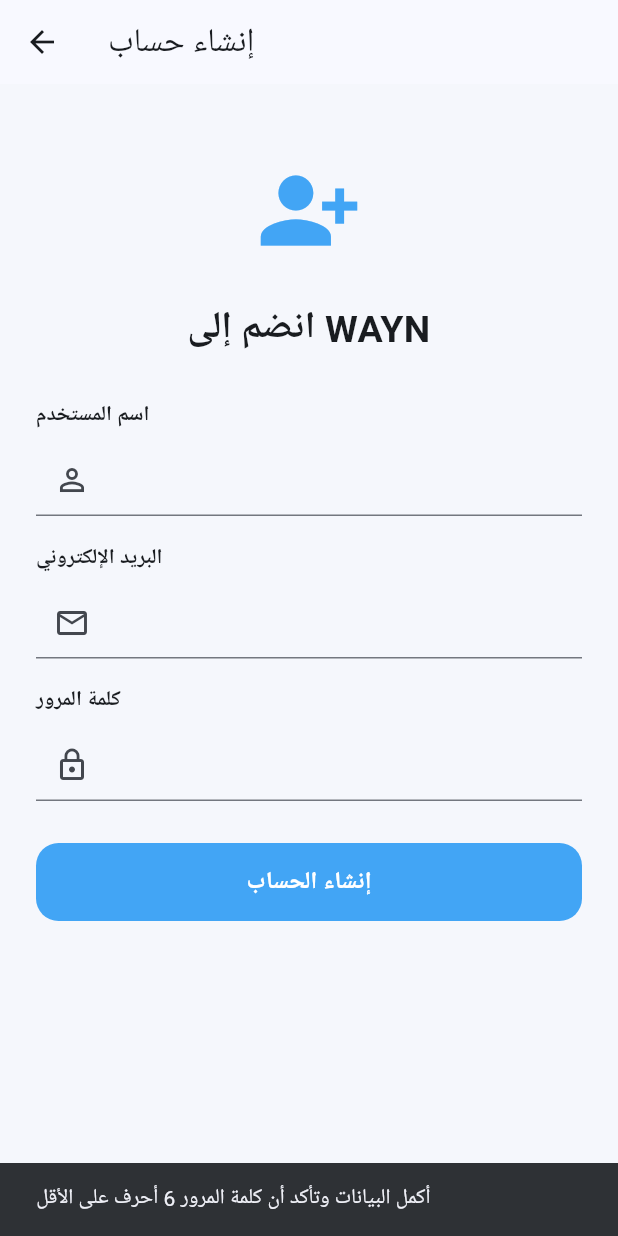
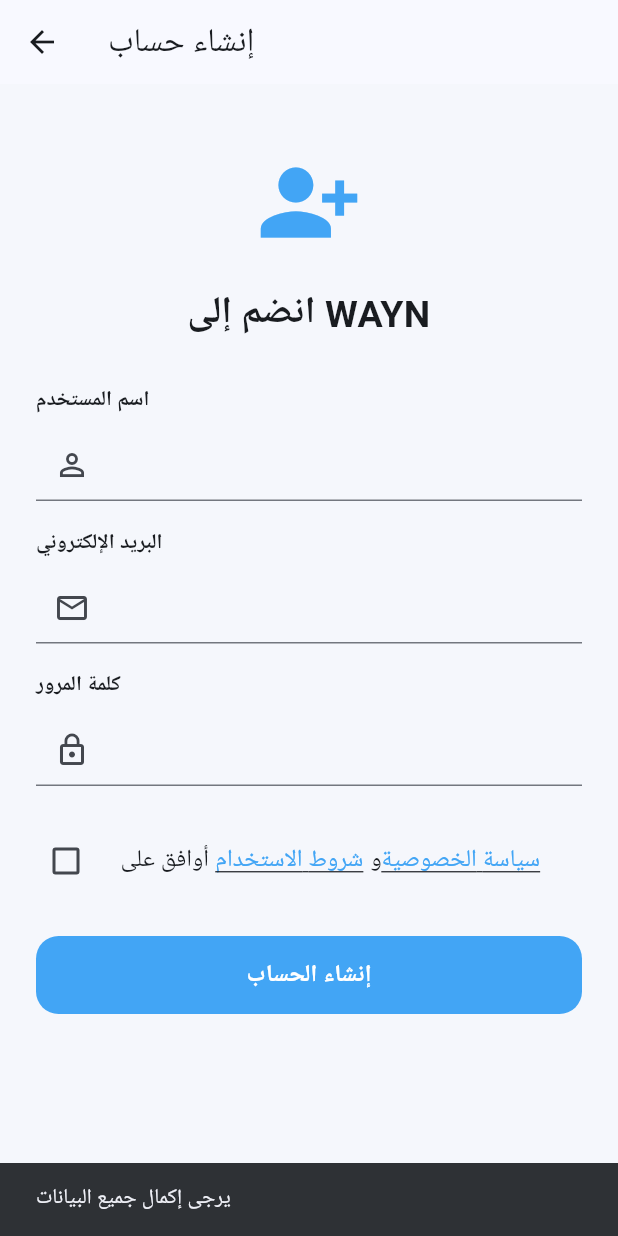
Before and after one commit to hfop19-eng/WAYN, a Flutter app: the RegisterScreen screen opened directly, after a tap on "إنشاء الحساب", on a phone screen of 412 x 824 dp. Run offline on Flutter 3.47's test engine with Material 3 defaults, Android fonts, the phone set to English and light mode, and no system bars; our stand-ins replace geolocator, shared_preferences, supabase_flutter; accounts and stored records are empty.

Commit message:
Update register_screen.dart

```diff
--- a/lib/screens/register_screen.dart
+++ b/lib/screens/register_screen.dart
@@ -16,6 +16,9 @@ class _RegisterScreenState extends State<RegisterScreen> {
   final passwordController = TextEditingController();
 
   bool loading = false;
+  bool acceptedTerms = false;
+
+  static const String termsVersion = '1.0';
 
   Future<void> register() async {
     final username = usernameController.text.trim();
@@ -23,22 +26,32 @@ class _RegisterScreenState extends State<RegisterScreen> {
     final password = passwordController.text;
 
     if (username.isEmpty || email.isEmpty || password.length < 6) {
-      showMessage('أكمل البيانات وتأكد أن كلمة المرور 6 أحرف على الأقل');
+      showMessage('يرجى إكمال جميع البيانات');
+      return;
+    }
+
+    if (!acceptedTerms) {
+      showMessage('يجب الموافقة على الشروط وسياسة الخصوصية أولاً');
       return;
     }
 
     setState(() => loading = true);
 
     try {
-      await AppServices.signUp(
+      await AppServices.supabase.auth.signUp(
         email: email,
         password: password,
-        username: username,
+        data: {
+          'username': username,
+          'accepted_terms': true,
+          'terms_version': termsVersion,
+          'accepted_at': DateTime.now().toUtc().toIso8601String(),
+        },
       );
 
       if (!mounted) return;
 
-      showMessage('تم إنشاء الحساب. تحقق من بريدك إذا طُلب منك ذلك.');
+      showMessage('تم إرسال طلب إنشاء الحساب. تحقق من بريدك إذا طُلب منك ذلك.');
       Navigator.pop(context);
     } catch (e) {
       showMessage('تعذر إنشاء الحساب. تحقق من البيانات وحاول مجدداً.');
@@ -50,6 +63,28 @@ class _RegisterScreenState extends State<RegisterScreen> {
   void showMessage(String message) {
     ScaffoldMessenger.of(context).showSnackBar(
       SnackBar(content: Text(message)),
+    );
+  }
+
+  void showDocument(String title, String content) {
+    showDialog(
+      context: context,
+      builder: (context) => AlertDialog(
+        title: Text(title),
+        content: SingleChildScrollView(
+          child: Text(
+            content,
+            textAlign: TextAlign.right,
+            style: const TextStyle(height: 1.7),
+          ),
+        ),
+        actions: [
+          TextButton(
+            onPressed: () => Navigator.pop(context),
+            child: const Text('إغلاق'),
+          ),
+        ],
+      ),
     );
   }
 
@@ -69,25 +104,30 @@ class _RegisterScreenState extends State<RegisterScreen> {
         child: ListView(
           padding: const EdgeInsets.all(24),
           children: [
-            const SizedBox(height: 25),
+            const SizedBox(height: 20),
             const Icon(
               Icons.person_add_alt_1,
               size: 70,
               color: Color(0xFF42A5F5),
             ),
-            const SizedBox(height: 25),
+            const SizedBox(height: 20),
             const Text(
               'انضم إلى WAYN',
               textAlign: TextAlign.center,
-              style: TextStyle(fontSize: 25, fontWeight: FontWeight.bold),
+              style: TextStyle(
+                fontSize: 25,
+                fontWeight: FontWeight.bold,
+              ),
             ),
             const SizedBox(height: 30),
+
             CustomTextField(
               label: 'اسم المستخدم',
               controller: usernameController,
               prefixIcon: const Icon(Icons.person_outline),
             ),
             const SizedBox(height: 18),
+
             CustomTextField(
               label: 'البريد الإلكتروني',
               controller: emailController,
@@ -95,13 +135,63 @@ class _RegisterScreenState extends State<RegisterScreen> {
               prefixIcon: const Icon(Icons.email_outlined),
             ),
             const SizedBox(height: 18),
+
             CustomTextField(
               label: 'كلمة المرور',
               controller: passwordController,
               obscureText: true,
               prefixIcon: const Icon(Icons.lock_outline),
             ),
-            const SizedBox(height: 28),
+
+            const SizedBox(height: 22),
+
+            CheckboxListTile(
+              value: acceptedTerms,
+              onChanged: loading
+                  ? null
+                  : (value) {
+                      setState(() {
+                        acceptedTerms = value ?? false;
+                      });
+                    },
+              controlAffinity: ListTileControlAffinity.leading,
+              contentPadding: EdgeInsets.zero,
+              title: Wrap(
+                children: [
+                  const Text('أوافق على '),
+                  GestureDetector(
+                    onTap: () => showDocument(
+                      'شروط استخدام WAYN',
+                      termsText,
+                    ),
+                    child: const Text(
+                      'شروط الاستخدام',
+                      style: TextStyle(
+                        color: Color(0xFF42A5F5),
+                        decoration: TextDecoration.underline,
+                      ),
+                    ),
+                  ),
+                  const Text(' و'),
+                  GestureDetector(
+                    onTap: () => showDocument(
+                      'سياسة الخصوصية',
+                      privacyText,
+                    ),
+                    child: const Text(
+                      'سياسة الخصوصية',
+                      style: TextStyle(
+                        color: Color(0xFF42A5F5),
+                        decoration: TextDecoration.underline,
+                      ),
+                    ),
+                  ),
+                ],
+              ),
+            ),
+
+            const SizedBox(height: 22),
+
             CustomButton(
               text: 'إنشاء الحساب',
               loading: loading,
@@ -113,3 +203,51 @@ class _RegisterScreenState extends State<RegisterScreen> {
     );
   }
 }
+
+const String termsText = '''
+مرحباً بك في WAYN.
+
+1. يجب تقديم معلومات صحيحة عند استخدام التطبيق.
+
+2. يمنع نشر البلاغات الكاذبة أو التشهير أو التهديد أو الإساءة للآخرين.
+
+3. يمنع نشر بيانات الآخرين الشخصية أو صورهم دون أساس قانوني أو إذن مناسب.
+
+4. يجب احترام المستخدمين وعدم استخدام التطبيق للمضايقة أو الاحتيال.
+
+5. المعلومات والبلاغات المنشورة قد تكون مقدمة من المستخدمين، ولا يضمن WAYN صحتها أو اكتمالها.
+
+6. لا تعتمد على التطبيق وحده في حالات الطوارئ أو قرارات السلامة. ارجع إلى الجهات الرسمية.
+
+7. يمكن مراجعة المحتوى المخالف أو تقييد الحسابات التي تنتهك القواعد، وفق إجراءات واضحة.
+
+8. يجب عدم محاولة اختراق التطبيق أو إساءة استخدام خدماته.
+
+9. قد تتغير الشروط عند تطوير التطبيق، وسنوضح للمستخدم التغييرات المهمة ونطلب موافقته مجدداً عند الحاجة.
+
+10. لا تلغي هذه الشروط أي حق أو حماية يمنحها القانون للمستخدم.
+''';
+
+const String privacyText = '''
+سياسة الخصوصية - WAYN
+
+1. قد نجمع بيانات الحساب مثل اسم المستخدم والبريد الإلكتروني.
+
+2. قد نعالج الموقع الجغرافي عند استخدام ميزات الخريطة والبلاغات القريبة، وفق الأذونات التي يمنحها المستخدم.
+
+3. قد يختار المستخدم رفع صور أو نصوص عند إنشاء المنشورات والبلاغات.
+
+4. تستخدم البيانات لتشغيل التطبيق وتحسين الخدمات والحماية من الإساءة.
+
+5. لا ينبغي نشر معلومات شخصية حساسة داخل المنشورات العامة.
+
+6. يجب توضيح أي مشاركة للبيانات مع مزودي الخدمات أو الجهات الأخرى وفق القانون.
+
+7. سنوفر للمستخدم معلومات عن كيفية طلب الوصول إلى بياناته أو تصحيحها أو حذفها وفق الحقوق القانونية.
+
+8. سنوضح مدة الاحتفاظ بالبيانات وأسباب الاحتفاظ بها قبل الإطلاق العام.
+
+9. سنطبق إجراءات مناسبة لحماية البيانات من الوصول غير المصرح به.
+
+10. سنعلن عن التغييرات المهمة في سياسة الخصوصية.
+''';
```
